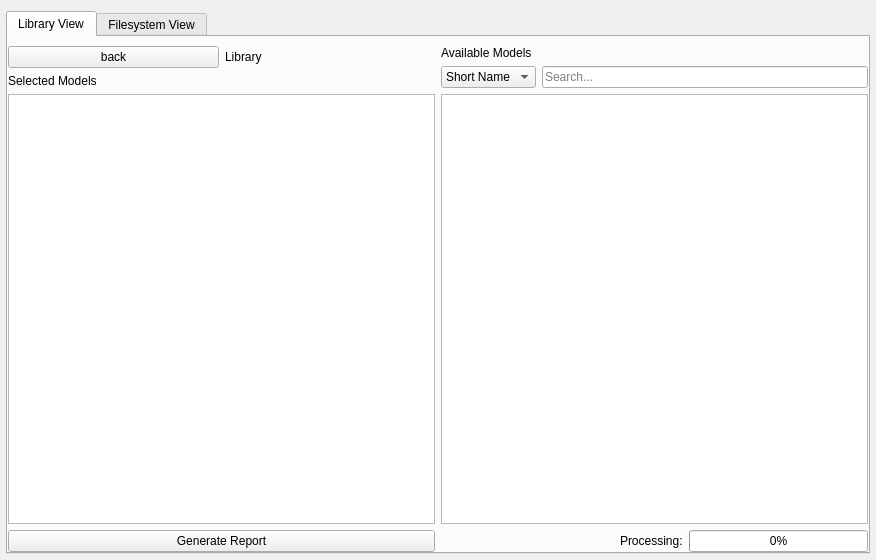
Above: src/librarywindow.ui from JaesunPk/cadventory before the change. Below: the same form after it.
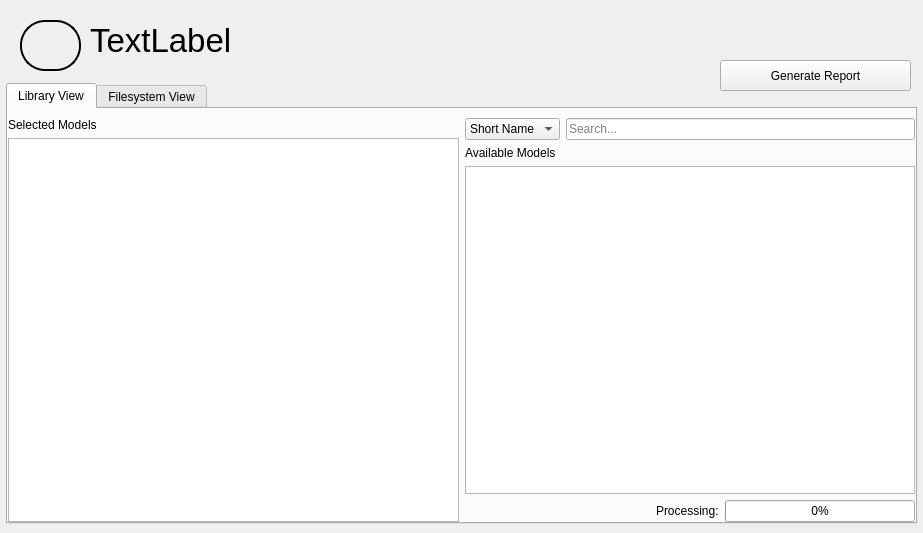
That is the form after the change. Icons and pictures are not drawn.

The edit to the form file:
```diff
--- a/src/librarywindow.ui
+++ b/src/librarywindow.ui
@@ -6,8 +6,8 @@
    <rect>
     <x>0</x>
     <y>0</y>
-    <width>876</width>
-    <height>560</height>
+    <width>923</width>
+    <height>533</height>
    </rect>
   </property>
   <property name="sizePolicy">
@@ -19,18 +19,21 @@
   <property name="windowTitle">
    <string>Library</string>
   </property>
-  <layout class="QVBoxLayout" name="verticalLayout">
-   <property name="leftMargin">
-    <number>6</number>
-   </property>
-   <property name="rightMargin">
-    <number>6</number>
-   </property>
-   <property name="bottomMargin">
-    <number>6</number>
-   </property>
-   <item>
     <widget class="QTabWidget" name="tabWidget">
+   <property name="geometry">
+    <rect>
+     <x>6</x>
+     <y>83</y>
+     <width>911</width>
+     <height>441</height>
+    </rect>
+   </property>
+   <property name="maximumSize">
+    <size>
+     <width>16777215</width>
+     <height>450</height>
+    </size>
+   </property>
      <property name="currentIndex">
       <number>0</number>
      </property>
@@ -50,24 +53,6 @@
        </property>
        <item>
         <layout class="QVBoxLayout" name="selectedModelsLayout">
-         <item>
-          <layout class="QHBoxLayout" name="horizontalLayout_3">
-           <item>
-            <widget class="QPushButton" name="backButton">
-             <property name="text">
-              <string>back</string>
-             </property>
-            </widget>
-           </item>
-           <item>
-            <widget class="QLabel" name="currentLibrary">
-             <property name="text">
-              <string>Library</string>
-             </property>
-            </widget>
-           </item>
-          </layout>
-         </item>
          <item>
           <layout class="QHBoxLayout" name="horizontalLayout_4"/>
          </item>
@@ -106,27 +91,10 @@
            </property>
           </widget>
          </item>
-         <item>
-          <widget class="QPushButton" name="generateReportButton">
-           <property name="text">
-            <string>Generate Report</string>
-           </property>
-          </widget>
-         </item>
         </layout>
        </item>
        <item>
         <layout class="QVBoxLayout" name="availableModelsLayout">
-         <item>
-          <widget class="QLabel" name="label_2">
-           <property name="text">
-            <string>Available Models</string>
-           </property>
-           <property name="textFormat">
-            <enum>Qt::TextFormat::PlainText</enum>
-           </property>
-          </widget>
-         </item>
          <item>
           <layout class="QHBoxLayout" name="searchLayout">
            <item>
@@ -157,6 +125,16 @@
            </item>
           </layout>
          </item>
+       <item>
+        <widget class="QLabel" name="label_2">
+         <property name="text">
+          <string>Available Models</string>
+         </property>
+         <property name="textFormat">
+          <enum>Qt::TextFormat::PlainText</enum>
+         </property>
+        </widget>
+       </item>
          <item>
           <widget class="QListView" name="availableModelsView">
            <property name="sizePolicy">
@@ -256,8 +234,66 @@
       </layout>
      </widget>
     </widget>
-   </item>
-  </layout>
+  <widget class="QLabel" name="currentLibrary">
+   <property name="geometry">
+    <rect>
+     <x>90</x>
+     <y>20</y>
+     <width>311</width>
+     <height>41</height>
+    </rect>
+   </property>
+   <property name="font">
+    <font>
+     <pointsize>25</pointsize>
+    </font>
+   </property>
+   <property name="text">
+    <string>TextLabel</string>
+   </property>
+  </widget>
+  <widget class="QPushButton" name="generateReportButton">
+   <property name="geometry">
+    <rect>
+     <x>720</x>
+     <y>60</y>
+     <width>191</width>
+     <height>31</height>
+    </rect>
+   </property>
+   <property name="text">
+    <string>Generate Report</string>
+   </property>
+  </widget>
+  <widget class="QPushButton" name="backButton">
+   <property name="geometry">
+    <rect>
+     <x>20</x>
+     <y>20</y>
+     <width>61</width>
+     <height>51</height>
+    </rect>
+   </property>
+   <property name="styleSheet">
+    <string notr="true">border: 2px;
+border-style: outset;
+border-width: 2px;
+border-radius: 25px;
+color: black;</string>
+   </property>
+   <property name="text">
+    <string/>
+   </property>
+   <property name="icon">
+    <iconset theme="QIcon::ThemeIcon::GoHome"/>
+   </property>
+   <property name="iconSize">
+    <size>
+     <width>32</width>
+     <height>32</height>
+    </size>
+   </property>
+  </widget>
  </widget>
  <resources/>
  <connections/>
```
Lines whose indentation alone changed are shown as unchanged.
